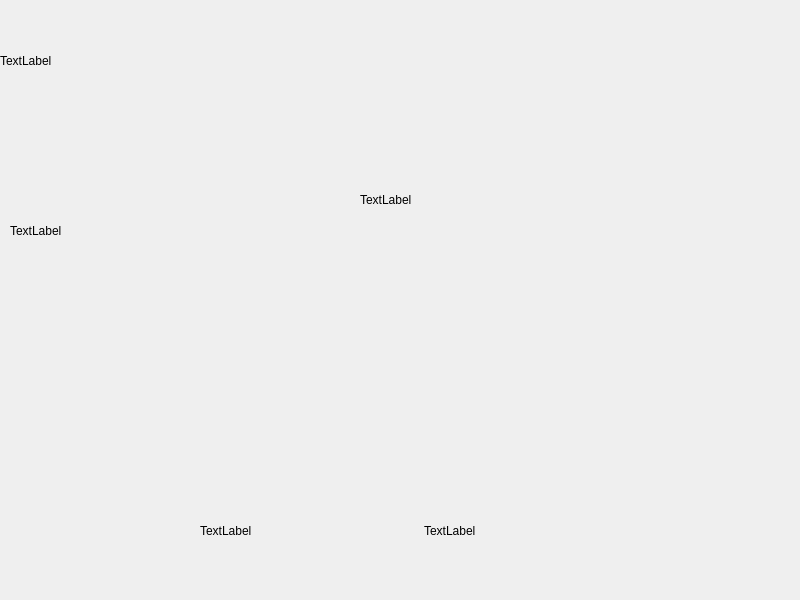
SilvioFJr/Jogo-da-Forca, file JogoDaForca/gameview.ui: the form before one commit.
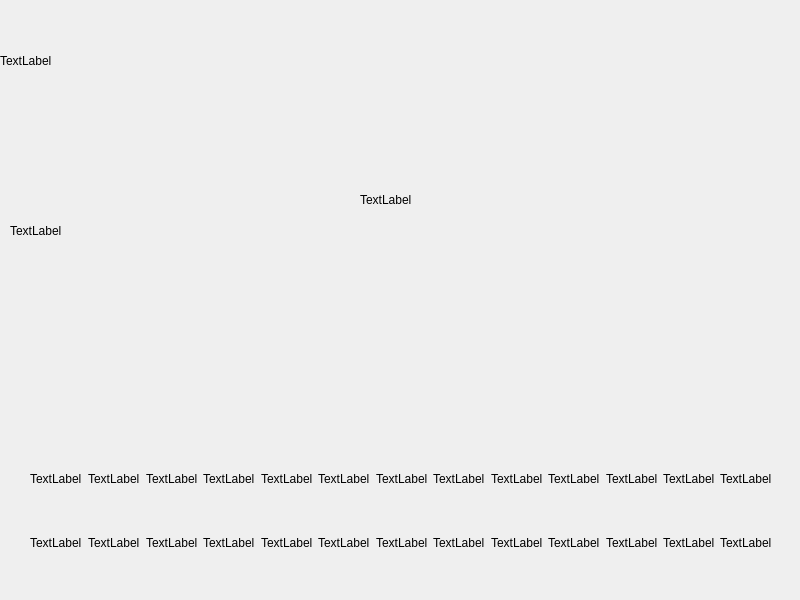
The form after the commit. Icons and pictures are not drawn.

Commit message: gameview.ui Letters grid improvement

Diff of the .ui file:
```diff
--- a/JogoDaForca/gameview.ui
+++ b/JogoDaForca/gameview.ui
@@ -74,13 +74,90 @@
   <widget class="QWidget" name="gridLayoutWidget">
    <property name="geometry">
     <rect>
-     <x>200</x>
-     <y>480</y>
-     <width>441</width>
-     <height>101</height>
+     <x>30</x>
+     <y>450</y>
+     <width>741</width>
+     <height>121</height>
     </rect>
    </property>
    <layout class="QGridLayout" name="gridLayout">
+    <item row="0" column="3">
+     <widget class="QLabel" name="C">
+      <property name="text">
+       <string>TextLabel</string>
+      </property>
+     </widget>
+    </item>
+    <item row="0" column="11">
+     <widget class="QLabel" name="K">
+      <property name="text">
+       <string>TextLabel</string>
+      </property>
+     </widget>
+    </item>
+    <item row="0" column="6">
+     <widget class="QLabel" name="F">
+      <property name="text">
+       <string>TextLabel</string>
+      </property>
+     </widget>
+    </item>
+    <item row="0" column="4">
+     <widget class="QLabel" name="D">
+      <property name="text">
+       <string>TextLabel</string>
+      </property>
+     </widget>
+    </item>
+    <item row="0" column="2">
+     <widget class="QLabel" name="B">
+      <property name="text">
+       <string>TextLabel</string>
+      </property>
+     </widget>
+    </item>
+    <item row="0" column="12">
+     <widget class="QLabel" name="L">
+      <property name="text">
+       <string>TextLabel</string>
+      </property>
+     </widget>
+    </item>
+    <item row="0" column="5">
+     <widget class="QLabel" name="E">
+      <property name="text">
+       <string>TextLabel</string>
+      </property>
+     </widget>
+    </item>
+    <item row="0" column="7">
+     <widget class="QLabel" name="G">
+      <property name="text">
+       <string>TextLabel</string>
+      </property>
+     </widget>
+    </item>
+    <item row="0" column="8">
+     <widget class="QLabel" name="H">
+      <property name="text">
+       <string>TextLabel</string>
+      </property>
+     </widget>
+    </item>
+    <item row="0" column="9">
+     <widget class="QLabel" name="I">
+      <property name="text">
+       <string>TextLabel</string>
+      </property>
+     </widget>
+    </item>
+    <item row="0" column="10">
+     <widget class="QLabel" name="J">
+      <property name="text">
+       <string>TextLabel</string>
+      </property>
+     </widget>
+    </item>
     <item row="0" column="0">
      <widget class="QLabel" name="label">
       <property name="text">
@@ -88,8 +165,99 @@
       </property>
      </widget>
     </item>
-    <item row="0" column="1">
-     <widget class="QLabel" name="label_5">
+    <item row="0" column="13">
+     <widget class="QLabel" name="M">
+      <property name="text">
+       <string>TextLabel</string>
+      </property>
+     </widget>
+    </item>
+    <item row="1" column="0">
+     <widget class="QLabel" name="N">
+      <property name="text">
+       <string>TextLabel</string>
+      </property>
+     </widget>
+    </item>
+    <item row="1" column="2">
+     <widget class="QLabel" name="O">
+      <property name="text">
+       <string>TextLabel</string>
+      </property>
+     </widget>
+    </item>
+    <item row="1" column="3">
+     <widget class="QLabel" name="P">
+      <property name="text">
+       <string>TextLabel</string>
+      </property>
+     </widget>
+    </item>
+    <item row="1" column="4">
+     <widget class="QLabel" name="Q">
+      <property name="text">
+       <string>TextLabel</string>
+      </property>
+     </widget>
+    </item>
+    <item row="1" column="5">
+     <widget class="QLabel" name="R">
+      <property name="text">
+       <string>TextLabel</string>
+      </property>
+     </widget>
+    </item>
+    <item row="1" column="6">
+     <widget class="QLabel" name="S">
+      <property name="text">
+       <string>TextLabel</string>
+      </property>
+     </widget>
+    </item>
+    <item row="1" column="7">
+     <widget class="QLabel" name="T">
+      <property name="text">
+       <string>TextLabel</string>
+      </property>
+     </widget>
+    </item>
+    <item row="1" column="8">
+     <widget class="QLabel" name="U">
+      <property name="text">
+       <string>TextLabel</string>
+      </property>
+     </widget>
+    </item>
+    <item row="1" column="9">
+     <widget class="QLabel" name="V">
+      <property name="text">
+       <string>TextLabel</string>
+      </property>
+     </widget>
+    </item>
+    <item row="1" column="10">
+     <widget class="QLabel" name="W">
+      <property name="text">
+       <string>TextLabel</string>
+      </property>
+     </widget>
+    </item>
+    <item row="1" column="11">
+     <widget class="QLabel" name="X">
+      <property name="text">
+       <string>TextLabel</string>
+      </property>
+     </widget>
+    </item>
+    <item row="1" column="12">
+     <widget class="QLabel" name="Y">
+      <property name="text">
+       <string>TextLabel</string>
+      </property>
+     </widget>
+    </item>
+    <item row="1" column="13">
+     <widget class="QLabel" name="Z">
       <property name="text">
        <string>TextLabel</string>
       </property>
```
Left out of the diff: 2 changed lines with no effect on the pictures.
